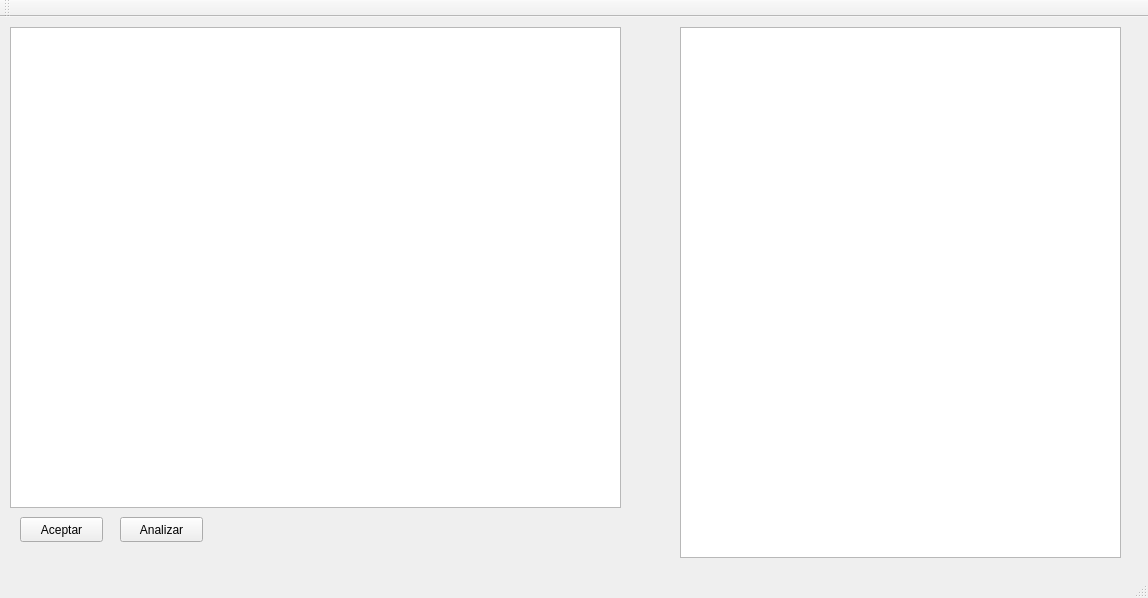
First picture: the form in Coline/mainwindow.ui, repository Caceres-Joseph/-COMPI2-Dic-Proyecto2_201513696, before the edit.
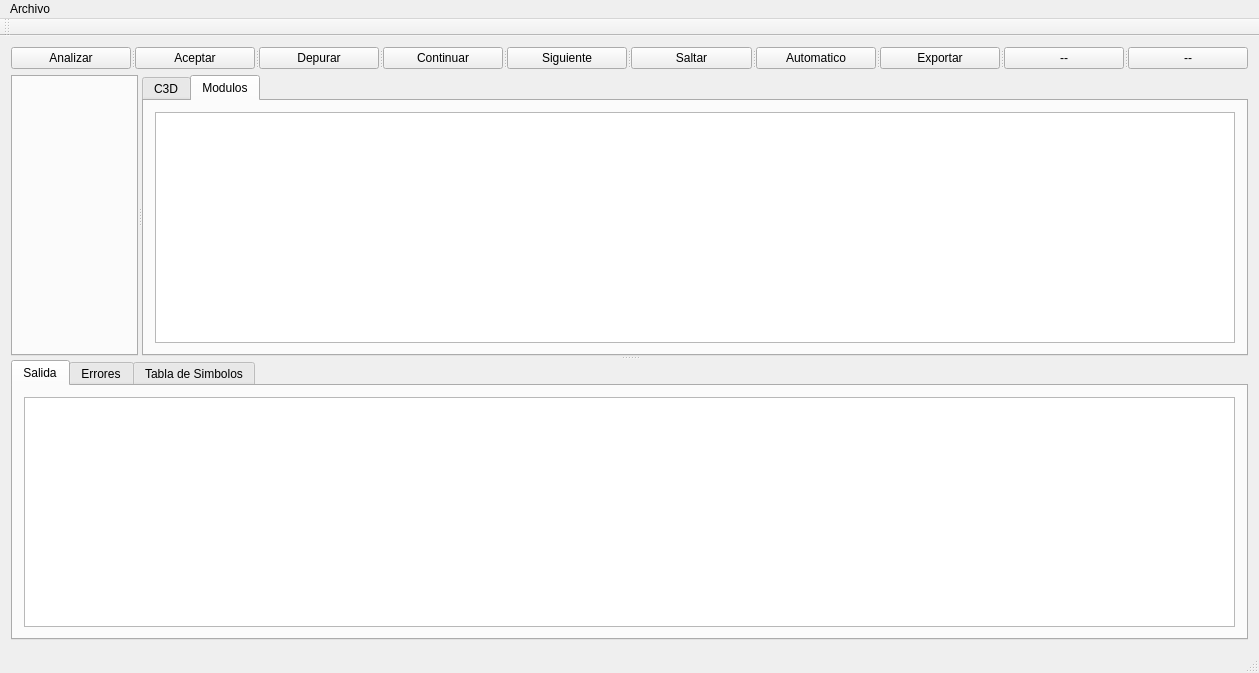
Second picture: the form after the edit.

```diff
--- a/Coline/mainwindow.ui
+++ b/Coline/mainwindow.ui
@@ -6,79 +6,181 @@
    <rect>
     <x>0</x>
     <y>0</y>
-    <width>1148</width>
-    <height>598</height>
+    <width>1259</width>
+    <height>673</height>
    </rect>
   </property>
   <property name="windowTitle">
    <string>MainWindow</string>
   </property>
   <widget class="QWidget" name="centralWidget">
-   <widget class="QTextEdit" name="txtEntrada">
-    <property name="geometry">
-     <rect>
-      <x>10</x>
-      <y>10</y>
-      <width>611</width>
-      <height>481</height>
-     </rect>
-    </property>
-   </widget>
-   <widget class="QPushButton" name="btnAceptar">
-    <property name="geometry">
-     <rect>
-      <x>20</x>
-      <y>500</y>
-      <width>83</width>
-      <height>25</height>
-     </rect>
-    </property>
-    <property name="text">
-     <string>Aceptar</string>
-    </property>
-   </widget>
-   <widget class="QPushButton" name="btnAnalizar">
-    <property name="geometry">
-     <rect>
-      <x>120</x>
-      <y>500</y>
-      <width>83</width>
-      <height>25</height>
-     </rect>
-    </property>
-    <property name="text">
-     <string>Analizar</string>
-    </property>
-   </widget>
-   <widget class="QTextEdit" name="txtSalida">
-    <property name="geometry">
-     <rect>
-      <x>680</x>
-      <y>10</y>
-      <width>441</width>
-      <height>531</height>
-     </rect>
-    </property>
-    <property name="font">
-     <font>
-      <family>Nimbus Mono L</family>
-      <pointsize>10</pointsize>
-     </font>
-    </property>
-    <property name="tabStopWidth">
-     <number>30</number>
-    </property>
-   </widget>
+   <layout class="QVBoxLayout" name="verticalLayout_2">
+    <item>
+     <widget class="QSplitter" name="splitter">
+      <property name="orientation">
+       <enum>Qt::Horizontal</enum>
+      </property>
+      <widget class="QPushButton" name="btnAnalizar">
+       <property name="text">
+        <string>Analizar</string>
+       </property>
+      </widget>
+      <widget class="QPushButton" name="btnAceptar">
+       <property name="text">
+        <string>Aceptar</string>
+       </property>
+      </widget>
+      <widget class="QPushButton" name="btnDepurar">
+       <property name="text">
+        <string>Depurar</string>
+       </property>
+      </widget>
+      <widget class="QPushButton" name="btnContinuar">
+       <property name="text">
+        <string>Continuar</string>
+       </property>
+      </widget>
+      <widget class="QPushButton" name="btnSiguiente">
+       <property name="text">
+        <string>Siguiente</string>
+       </property>
+      </widget>
+      <widget class="QPushButton" name="btnSaltar">
+       <property name="text">
+        <string>Saltar</string>
+       </property>
+      </widget>
+      <widget class="QPushButton" name="btnAutomatico">
+       <property name="text">
+        <string>Automatico</string>
+       </property>
+      </widget>
+      <widget class="QPushButton" name="btnExportar">
+       <property name="text">
+        <string>Exportar</string>
+       </property>
+      </widget>
+      <widget class="QPushButton" name="btnAux1">
+       <property name="text">
+        <string>--</string>
+       </property>
+      </widget>
+      <widget class="QPushButton" name="btnAux2">
+       <property name="text">
+        <string>--</string>
+       </property>
+      </widget>
+     </widget>
+    </item>
+    <item>
+     <widget class="QSplitter" name="splitter_3">
+      <property name="orientation">
+       <enum>Qt::Vertical</enum>
+      </property>
+      <widget class="QSplitter" name="splitter_2">
+       <property name="orientation">
+        <enum>Qt::Horizontal</enum>
+       </property>
+       <widget class="QTabWidget" name="tabColine">
+        <property name="currentIndex">
+         <number>-1</number>
+        </property>
+       </widget>
+       <widget class="QTabWidget" name="tab3d">
+        <property name="currentIndex">
+         <number>1</number>
+        </property>
+        <widget class="QWidget" name="widget">
+         <attribute name="title">
+          <string>C3D</string>
+         </attribute>
+         <layout class="QVBoxLayout" name="verticalLayout">
+          <item>
+           <widget class="QTextEdit" name="txtSalida">
+            <property name="font">
+             <font>
+              <family>Nimbus Mono L</family>
+              <pointsize>10</pointsize>
+             </font>
+            </property>
+            <property name="tabStopWidth">
+             <number>30</number>
+            </property>
+           </widget>
+          </item>
+         </layout>
+        </widget>
+        <widget class="QWidget" name="tab_2">
+         <attribute name="title">
+          <string>Modulos</string>
+         </attribute>
+         <layout class="QVBoxLayout" name="verticalLayout_5">
+          <item>
+           <widget class="QTextEdit" name="txtEntrada">
+            <property name="font">
+             <font>
+              <family>Nimbus Mono L</family>
+             </font>
+            </property>
+            <property name="tabStopWidth">
+             <number>32</number>
+            </property>
+           </widget>
+          </item>
+         </layout>
+        </widget>
+       </widget>
+      </widget>
+      <widget class="QTabWidget" name="tabWidget">
+       <property name="currentIndex">
+        <number>0</number>
+       </property>
+       <widget class="QWidget" name="tbSalida">
+        <attribute name="title">
+         <string>Salida</string>
+        </attribute>
+        <layout class="QVBoxLayout" name="verticalLayout_3">
+         <item>
+          <widget class="QTextEdit" name="textEdit"/>
+         </item>
+        </layout>
+       </widget>
+       <widget class="QWidget" name="tbErrores">
+        <attribute name="title">
+         <string>Errores</string>
+        </attribute>
+        <layout class="QVBoxLayout" name="verticalLayout_4">
+         <item>
+          <widget class="QTableView" name="tableView"/>
+         </item>
+        </layout>
+       </widget>
+       <widget class="QWidget" name="tab">
+        <attribute name="title">
+         <string>Tabla de Simbolos</string>
+        </attribute>
+       </widget>
+      </widget>
+     </widget>
+    </item>
+   </layout>
   </widget>
   <widget class="QMenuBar" name="menuBar">
    <property name="geometry">
     <rect>
      <x>0</x>
      <y>0</y>
-     <width>1148</width>
+     <width>1259</width>
      <height>22</height>
     </rect>
    </property>
+   <widget class="QMenu" name="menuFIle">
+    <property name="title">
+     <string>Archivo</string>
+    </property>
+    <addaction name="menuNuevo"/>
+   </widget>
+   <addaction name="menuFIle"/>
   </widget>
   <widget class="QToolBar" name="mainToolBar">
    <attribute name="toolBarArea">
```
Left out of the diff: 7 changed lines with no effect on the pictures.
